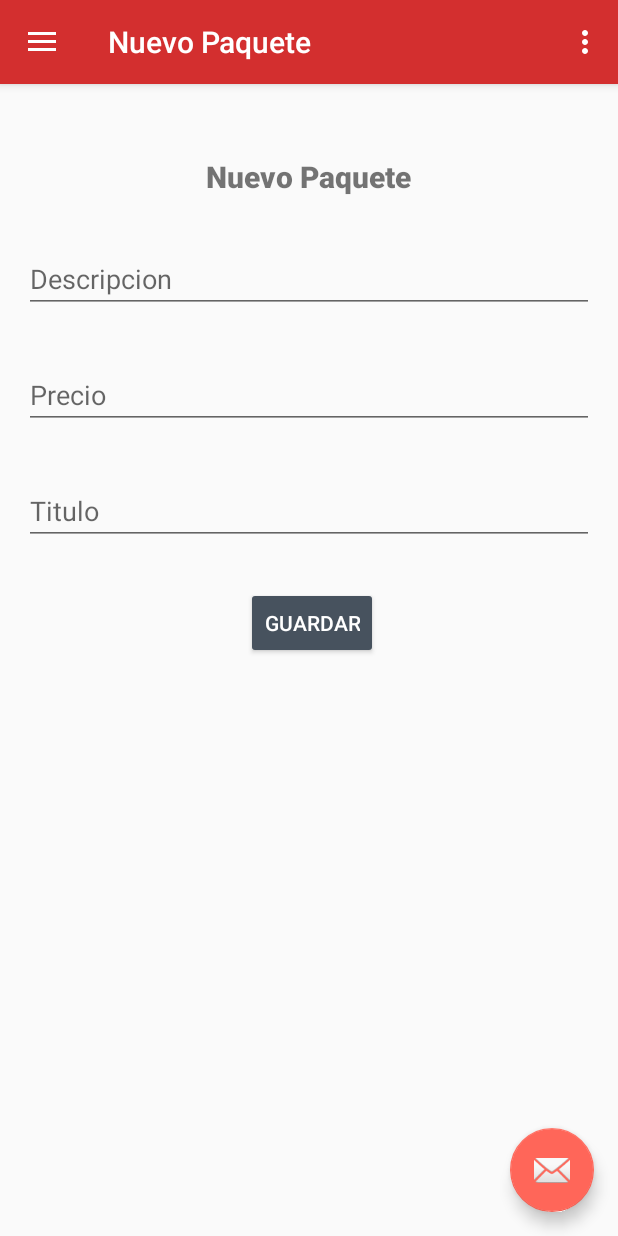
After one commit to Julioolivares12/CarwashToGO3, an Android app: the NuevoPaqueteFragment screen opened through its navigation route, on a phone screen of 412 x 824 dp. The commit adds this screen. Run offline under Robolectric (Android 15) with nearby library versions, the phone set to English and light mode, and no system bars; our stand-ins replace Firebase (no records; nobody signed in at launch, a user with empty details on screens opened directly), navigation-ui.

Commit message:
Se agrego la creacion de paquetes.

```diff
--- a/app/src/main/java/com/julio/carwashtogo3/MainActivity.kt
+++ b/app/src/main/java/com/julio/carwashtogo3/MainActivity.kt
@@ -48,7 +48,8 @@ class MainActivity : AppCompatActivity() ,ListarPromociones.OnFragmentInteractio
                 R.id.navigation_nuevo_encargado,
                 R.id.navigation_perfil,
                 R.id.navigation_cuponera,
-                R.id.navigation_catalogo_productos
+                R.id.navigation_catalogo_productos,
+                R.id.navigation_nuevo_paquete
             ), drawerLayout
         )
         setupActionBarWithNavController(navController, appBarConfiguration)
@@ -89,6 +90,7 @@ class MainActivity : AppCompatActivity() ,ListarPromociones.OnFragmentInteractio
                 menu.findItem(R.id.navigation_nuevo_encargado).isVisible = false
                 menu.findItem(R.id.navigation_cuponera).isVisible = false
                 menu.findItem(R.id.navigation_add_vehiculo).isVisible = false
+                menu.findItem(R.id.navigation_nuevo_paquete).isVisible = false
 
                 //cliente activados
                 menu.findItem(R.id.navigation_cuponera).isVisible = true
@@ -106,6 +108,7 @@ class MainActivity : AppCompatActivity() ,ListarPromociones.OnFragmentInteractio
                 menu.findItem(R.id.navigation_crear_empresas).isVisible = true
                 menu.findItem(R.id.navigation_lista_encargados).isVisible = true
                 menu.findItem(R.id.navigation_nuevo_encargado).isVisible = true
+                menu.findItem(R.id.navigation_nuevo_paquete).isVisible = true
             }
             "encargado" -> {
             }
--- a/app/src/main/java/com/julio/carwashtogo3/common/Constantes.java
+++ b/app/src/main/java/com/julio/carwashtogo3/common/Constantes.java
@@ -4,6 +4,7 @@ public class Constantes {
     public static String ROL_USER = "rol_user";
     public static String REF_EMPRESA="empresas";
     public static String REF_USUARIOS="usuarios";
+    public static String REF_PAQUETES="paquetes";
     public static String REF_PROMOCIONES="promociones";
     public static String LOGOS_EMPRESAS="logos_empresas";
     public static String IMAGENES_POMOCIONES="imagenes-promociones";
--- /dev/null
+++ b/app/src/main/res/layout/fragment_nuevo_paquete.xml
@@ -0,0 +1,86 @@
+<?xml version="1.0" encoding="utf-8"?>
+<FrameLayout xmlns:android="http://schemas.android.com/apk/res/android"
+    xmlns:tools="http://schemas.android.com/tools"
+    android:layout_width="match_parent"
+    android:layout_height="match_parent"
+    xmlns:app="http://schemas.android.com/apk/res-auto"
+    tools:context=".ui.administrador.paquetes.NuevoPaqueteFragment">
+
+    <android.support.v4.widget.NestedScrollView
+        android:layout_width="match_parent"
+        android:layout_height="match_parent"
+        android:fillViewport="true">
+
+        <android.support.constraint.ConstraintLayout
+            android:layout_width="match_parent"
+            android:layout_height="wrap_content"
+            android:layout_margin="16dp">
+
+            <Button
+                android:id="@+id/btnguardarpaquete"
+                android:layout_width="wrap_content"
+                android:layout_height="wrap_content"
+                android:layout_marginTop="28dp"
+                android:layout_marginEnd="144dp"
+                android:layout_marginRight="144dp"
+                android:backgroundTint="@color/colorNegroBotones"
+                android:text="guardar"
+                android:textColor="@android:color/white"
+                app:layout_constraintEnd_toEndOf="parent"
+                app:layout_constraintTop_toBottomOf="@+id/edt_titulo_paqquete" />
+
+            <EditText
+                android:id="@+id/edt_precio_paquete"
+                android:layout_width="0dp"
+                android:layout_height="wrap_content"
+                android:layout_marginTop="32dp"
+                android:ems="10"
+                android:hint="@string/paquete_precio"
+                android:inputType="phone"
+                app:layout_constraintEnd_toEndOf="parent"
+                app:layout_constraintStart_toStartOf="parent"
+                app:layout_constraintTop_toBottomOf="@+id/edtdescripcionPaquete" />
+
+            <EditText
+                android:id="@+id/edtdescripcionPaquete"
+                android:layout_width="0dp"
+                android:layout_height="wrap_content"
+                android:layout_marginTop="32dp"
+                android:ems="10"
+                android:hint="@string/paquete_descripcion"
+                android:inputType="textPersonName"
+                app:layout_constraintEnd_toEndOf="parent"
+                app:layout_constraintStart_toStartOf="parent"
+                app:layout_constraintTop_toBottomOf="@+id/titulopantalla" />
+
+
+            <EditText
+                android:id="@+id/edt_titulo_paqquete"
+                android:layout_width="0dp"
+                android:layout_height="wrap_content"
+                android:layout_marginTop="32dp"
+                android:ems="10"
+                android:hint="@string/titulo_paquete"
+                android:inputType="textPersonName"
+                app:layout_constraintEnd_toEndOf="parent"
+                app:layout_constraintStart_toStartOf="parent"
+                app:layout_constraintTop_toBottomOf="@+id/edt_precio_paquete" />
+
+            <TextView
+                android:id="@+id/titulopantalla"
+                android:layout_width="wrap_content"
+                android:layout_height="wrap_content"
+                android:layout_marginTop="32dp"
+                android:text="@string/nuevo_paquete"
+                android:textSize="20sp"
+                app:fontFamily="sans-serif-black"
+                app:layout_constraintEnd_toEndOf="parent"
+                app:layout_constraintStart_toStartOf="parent"
+                app:layout_constraintTop_toTopOf="parent" />
+
+
+
+        </android.support.constraint.ConstraintLayout>
+    </android.support.v4.widget.NestedScrollView>
+
+</FrameLayout>
--- a/app/src/main/res/menu/activity_main_drawer.xml
+++ b/app/src/main/res/menu/activity_main_drawer.xml
@@ -17,6 +17,11 @@
         <item android:title="@string/agregar_encargado"
             android:id="@+id/navigation_nuevo_encargado"
             android:icon="@drawable/ic_person_add_black_24dp"/>
+
+        <item android:title="@string/agregar_paquete"
+            android:id="@+id/navigation_nuevo_paquete"
+            android:icon="@drawable/ic_person_add_black_24dp"/>
+
         <item android:title="@string/listar_encargados"
             android:id="@+id/navigation_lista_encargados"
             android:icon="@drawable/ic_format_list_bulleted_black_24dp"/>
--- a/app/src/main/res/navigation/mobile_navigation.xml
+++ b/app/src/main/res/navigation/mobile_navigation.xml
@@ -3,8 +3,8 @@
     xmlns:app="http://schemas.android.com/apk/res-auto"
     xmlns:tools="http://schemas.android.com/tools"
     android:id="@+id/mobile_navigation"
-    app:startDestination="@id/navigation_listar_empresas">
-<!--
+    app:startDestination="@+id/navigation_listar_empresas">
+    <!--
     <fragment
         android:id="@+id/nav_home"
         android:name="com.julio.carwashtogo3.ui.home.HomeFragment"
@@ -46,7 +46,7 @@
         android:id="@+id/navigation_listar_empresas"
         android:name="com.julio.carwashtogo3.ui.administrador.empresa.ListarEmpresaFragment"
         android:label="lista empresa"
-        tools:layout="@layout/fragment_listar_empresa" >
+        tools:layout="@layout/fragment_listar_empresa">
         <action
             android:id="@+id/action_listarEmpresaFragment_to_editarEmpresaFragment"
             app:destination="@id/editarEmpresaFragment" />
@@ -61,6 +61,11 @@
         android:name="com.julio.carwashtogo3.ui.administrador.promocion.CrearPromocionFragment"
         android:label="crear promocion"
         tools:layout="@layout/fragment_crear_promocion" />
+    <fragment
+        android:id="@+id/navigation_nuevo_paquete"
+        android:name="com.julio.carwashtogo3.ui.administrador.paquetes.NuevoPaqueteFragment"
+        android:label="Nuevo Paquete"
+        tools:layout="@layout/fragment_nuevo_paquete" />
     <fragment
         android:id="@+id/editarEmpresaFragment"
         android:name="com.julio.carwashtogo3.ui.administrador.empresa.EditarEmpresaFragment"
@@ -87,7 +92,7 @@
         android:id="@+id/navigation_catalogo_productos"
         android:name="com.julio.carwashtogo3.ui.cliente.catalogo.CatalogoDeProductosFragment"
         android:label="catalogo de productos"
-        tools:layout="@layout/fragment_catalogo_de_productos" >
+        tools:layout="@layout/fragment_catalogo_de_productos">
         <action
             android:id="@+id/action_catalogoDeProductosFragment_to_detalleProductoFragment"
             app:destination="@id/detalleProductoFragment" />
@@ -101,7 +106,7 @@
         android:id="@+id/navigation_cuponera"
         android:name="com.julio.carwashtogo3.ui.cliente.cupon.CuponeraFragment"
         android:label="cuponera"
-        tools:layout="@layout/fragment_cuponera" >
+        tools:layout="@layout/fragment_cuponera">
         <action
             android:id="@+id/action_cuponeraFragment_to_detalleCuponFragment"
             app:destination="@id/detalleCuponFragment" />
--- a/app/src/main/res/values/strings.xml
+++ b/app/src/main/res/values/strings.xml
@@ -40,6 +40,7 @@
     <string name="nueva_empresa">nueva empresa</string>
     <string name="crear_promosion">crear promosion</string>
     <string name="agregar_encargado">agregar encargado</string>
+    <string name="agregar_paquete">agregar paquete</string>
     <string name="listar_encargados">listar encargados</string>
     <string name="communicate">Communicate</string>
 
@@ -60,4 +61,10 @@
     <string name="title_activity_menu">MenuActivity</string>
     <string name="nueva_promocion">Nueva Promocion</string>
     <string name="incluye">incluye</string>
+
+    <string name="paquete_descripcion">Descripcion</string>
+    <string name="paquete_precio">Precio</string>
+    <string name="paquete_titulo">Titulo</string>
+    <string name="titulo_paquete">Titulo</string>
+    <string name="nuevo_paquete">Nuevo Paquete</string>
 </resources>
```
Also changed, not shown: app/src/main/java/com/julio/carwashtogo3/model/Paquete.java (added, +60 -0 lines), app/src/main/java/com/julio/carwashtogo3/ui/administrador/paquetes/NuevoPaqueteFragment.java (added, +153 -0 lines).
